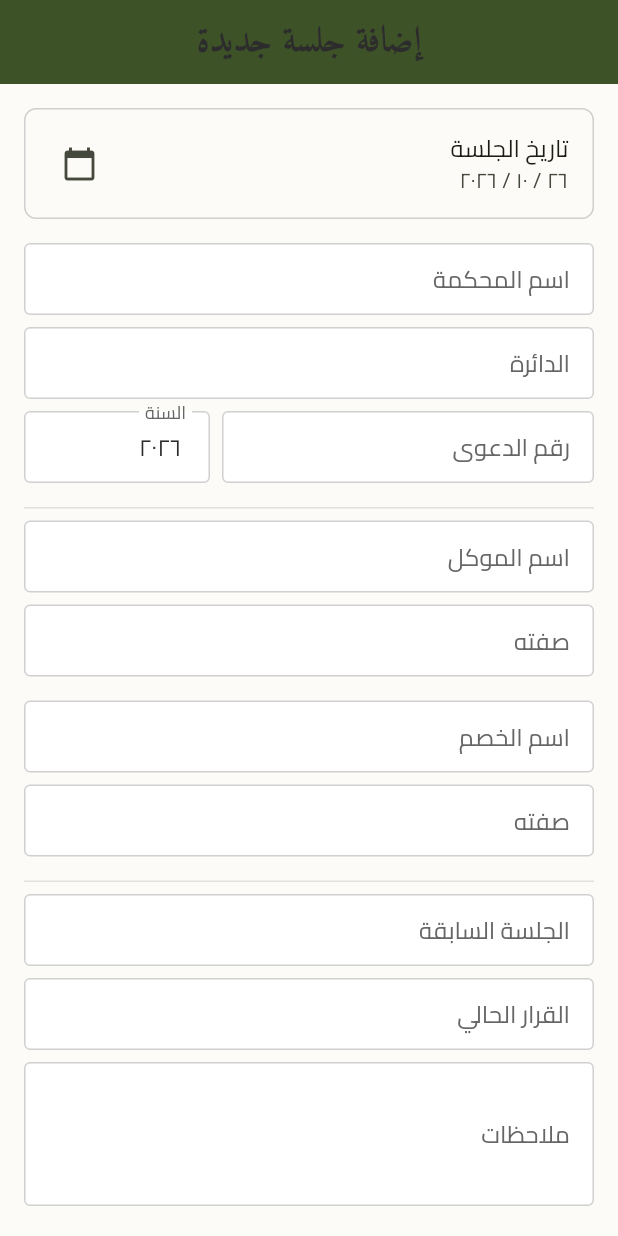
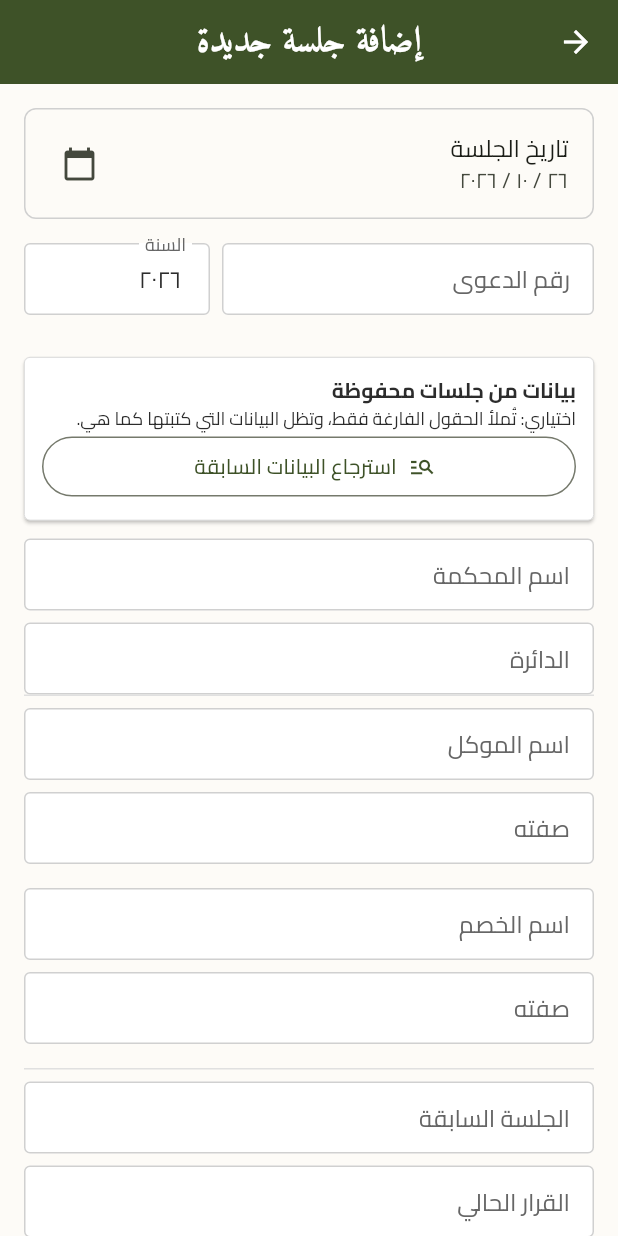
Before and after one commit to matef-hub/agenda, a Flutter app: the screen it shows after launch, after a tap on "إضافة جلسة", on a phone screen of 412 x 824 dp. Run offline on Flutter 3.47's test engine with Material 3 defaults, Android fonts, the phone set to English and light mode, and no system bars; our stand-ins replace file_picker, flutter_secure_storage, pdf, sqflite, sqflite_common_ffi, sqflite_common_ffi_web; missing offline and left inert: cryptography; accounts and stored records are empty.

Commit message:
Add previous hearing lookup and streamline navigation
Improves the session creation workflow by allowing users to retrieve and auto-fill details from previous matching hearings based on case number and year without overwriting existing entries.

Restructures primary navigation to focus on main operational records, moving personal data into the settings menu alongside app protection and backup tools.

```diff
--- a/lib/features/daily_schedule/presentation/screens/add_edit_session_screen.dart
+++ b/lib/features/daily_schedule/presentation/screens/add_edit_session_screen.dart
@@ -11,15 +11,18 @@ import 'package:provider/provider.dart';
 import '../../../../core/theme/app_colors.dart';
 import '../../data/models/session_model.dart';
 import '../providers/session_provider.dart';
+import '../widgets/previous_hearing_lookup.dart';
 
 class AddEditSessionScreen extends StatefulWidget {
   final Session? session; // إذا كانت null، فهي إضافة جديدة
   final DateTime initialDate;
+  final SessionRepository? repository;
 
   const AddEditSessionScreen({
     super.key,
     this.session,
     required this.initialDate,
+    this.repository,
   });
 
   @override
@@ -44,6 +47,24 @@ class _AddEditSessionScreenState extends State<AddEditSessionScreen> {
 
   late DateTime _selectedDate;
   bool _isSaving = false;
+  late final _repository = widget.repository ?? SessionRepository();
+
+  void _lookupKeyChanged() {
+    if (mounted) setState(() {});
+  }
+
+  void _usePreviousDetails(Session source) {
+    for (final (controller, value) in [
+      (_courtController, source.courtName),
+      (_circuitController, source.circuit),
+      (_clientNameController, source.clientName),
+      (_opponentNameController, source.opponentName),
+    ]) {
+      if (controller.text.trim().isEmpty) {
+        controller.text = ArabicFormat.digits(value);
+      }
+    }
+  }
 
   @override
   void initState() {
@@ -93,10 +114,16 @@ class _AddEditSessionScreenState extends State<AddEditSessionScreen> {
     ]) {
       controller.text = ArabicFormat.digits(controller.text);
     }
+    if (widget.session == null) {
+      _caseNumberController.addListener(_lookupKeyChanged);
+      _caseYearController.addListener(_lookupKeyChanged);
+    }
   }
 
   @override
   void dispose() {
+    _caseNumberController.removeListener(_lookupKeyChanged);
+    _caseYearController.removeListener(_lookupKeyChanged);
     _courtController.dispose();
     _circuitController.dispose();
     _caseNumberController.dispose();
@@ -275,6 +302,9 @@ class _AddEditSessionScreenState extends State<AddEditSessionScreen> {
           ),
           backgroundColor: AppColors.primaryOlive,
           foregroundColor: Colors.white,
+          titleTextStyle: Theme.of(context).appBarTheme.titleTextStyle
+              ?.copyWith(color: Colors.white),
+          iconTheme: const IconThemeData(color: Colors.white),
         ),
         body: Form(
           key: _formKey,
@@ -283,10 +313,11 @@ class _AddEditSessionScreenState extends State<AddEditSessionScreen> {
             children: [
               // اختيار التاريخ
               ListTile(
+                key: const ValueKey('hearing-date'),
                 title: const ArabicText('تاريخ الجلسة'),
                 subtitle: ArabicText(ArabicFormat.date(_selectedDate)),
                 trailing: const Icon(Icons.calendar_today),
-                onTap: () => _selectDate(context),
+                onTap: _isSaving ? null : () => _selectDate(context),
                 shape: RoundedRectangleBorder(
                   borderRadius: BorderRadius.circular(8),
                   side: BorderSide(color: AppColors.tableBorder),
@@ -295,18 +326,6 @@ class _AddEditSessionScreenState extends State<AddEditSessionScreen> {
               const SizedBox(height: 16),
 
               // حقول الإدخال
-              _buildRequiredField(
-                _courtController,
-                'اسم المحكمة',
-                'مثال: محكمة القاهرة الجديدة',
-              ),
-              const SizedBox(height: 8),
-              _buildRequiredField(
-                _circuitController,
-                'الدائرة',
-                'مثال: الدائرة 5 مدني',
-              ),
-              const SizedBox(height: 8),
               Row(
                 children: [
                   Expanded(
@@ -322,6 +341,26 @@ class _AddEditSessionScreenState extends State<AddEditSessionScreen> {
                 ],
               ),
               const SizedBox(height: 16),
+              if (widget.session == null)
+                PreviousHearingLookup(
+                  number: _caseNumberController.text,
+                  year: _caseYearController.text,
+                  date: _selectedDate,
+                  repository: _repository,
+                  onUse: _usePreviousDetails,
+                  enabled: !_isSaving,
+                ),
+              _buildRequiredField(
+                _courtController,
+                'اسم المحكمة',
+                'مثال: محكمة القاهرة الجديدة',
+              ),
+              const SizedBox(height: 8),
+              _buildRequiredField(
+                _circuitController,
+                'الدائرة',
+                'مثال: الدائرة 5 مدني',
+              ),
               const Divider(),
               const SizedBox(height: 8),
 
--- a/lib/features/daily_schedule/presentation/screens/daily_schedule_screen.dart
+++ b/lib/features/daily_schedule/presentation/screens/daily_schedule_screen.dart
@@ -200,7 +200,7 @@ class _DailyScheduleScreenState extends State<DailyScheduleScreen> {
                         ),
 
                         ArabicText(
-                          'جدول الجلسات اليومية',
+                          'الجلسات اليومية',
 
                           style: TextStyle(
                             fontFamily: 'Amiri',
--- /dev/null
+++ b/lib/features/daily_schedule/presentation/widgets/previous_hearing_lookup.dart
@@ -0,0 +1,224 @@
+import 'package:flutter/material.dart';
+
+import '../../../../core/utils/arabic_format.dart';
+import '../../../../core/widgets/arabic_text.dart';
+import '../../data/models/hearing_suggestion.dart';
+import '../../data/models/session_model.dart';
+import '../../data/repositories/session_repository.dart';
+
+class PreviousHearingLookup extends StatefulWidget {
+  final String number, year;
+  final DateTime date;
+  final SessionRepository repository;
+  final ValueChanged<Session> onUse;
+  final bool enabled;
+
+  const PreviousHearingLookup({
+    super.key,
+    required this.number,
+    required this.year,
+    required this.date,
+    required this.repository,
+    required this.onUse,
+    this.enabled = true,
+  });
+
+  @override
+  State<PreviousHearingLookup> createState() => _PreviousHearingLookupState();
+}
+
+class _PreviousHearingLookupState extends State<PreviousHearingLookup>
+    with AutomaticKeepAliveClientMixin {
+  @override
+  bool get wantKeepAlive => true;
+  List<HearingSuggestion> _suggestions = [];
+  HearingSuggestion? _selected;
+  bool _loading = false, _searched = false;
+  String? _error;
+  int _request = 0;
+
+  String _normalized(String value) => ArabicFormat.normalize(value).trim();
+
+  @override
+  void didUpdateWidget(covariant PreviousHearingLookup oldWidget) {
+    super.didUpdateWidget(oldWidget);
+    if (_normalized(widget.number) != _normalized(oldWidget.number) ||
+        _normalized(widget.year) != _normalized(oldWidget.year) ||
+        widget.repository != oldWidget.repository) {
+      _clear();
+    }
+  }
+
+  void _clear() {
+    _request++;
+    _suggestions = [];
+    _selected = null;
+    _loading = false;
+    _searched = false;
+    _error = null;
+  }
+
+  Future<void> _lookup() async {
+    final number = widget.number;
+    final year = widget.year;
+    final parsedYear = int.tryParse(_normalized(year));
+    if (_normalized(number).isEmpty ||
+        parsedYear == null ||
+        parsedYear < 1800 ||
+        parsedYear > 2200) {
+      setState(() => _error = 'أدخل رقم الدعوى وسنة صحيحة لاسترجاع البيانات.');
+      return;
+    }
+    final request = ++_request;
+    setState(() {
+      _loading = true;
+      _searched = true;
+      _selected = null;
+      _suggestions = [];
+      _error = null;
+    });
+    try {
+      final result = await widget.repository.findPreviousHearings(number, year);
+      if (!mounted ||
+          request != _request ||
+          _normalized(widget.number) != _normalized(number) ||
+          _normalized(widget.year) != _normalized(year)) {
+        return;
+      }
+      setState(() => _suggestions = result);
+    } catch (_) {
+      if (!mounted || request != _request) return;
+      setState(
+        () => _error = 'تعذر استرجاع البيانات السابقة. يمكنك إعادة المحاولة أو الإدخال والحفظ يدويًا.',
+      );
+    } finally {
+      if (mounted && request == _request) setState(() => _loading = false);
+    }
+  }
+
+  Widget _details(Session hearing) => Column(
+    crossAxisAlignment: CrossAxisAlignment.start,
+    children: [
+      ArabicText('رقم ${hearing.caseNumber} لسنة ${hearing.caseYear}'),
+      ArabicText('المحكمة: ${hearing.courtName} — الدائرة: ${hearing.circuit}'),
+      ArabicText('الموكل: ${hearing.clientName}'),
+      ArabicText('الخصم: ${hearing.opponentName}'),
+      ArabicText(
+        'تاريخ الجلسة المحفوظة: ${ArabicFormat.date(hearing.sessionDate)}',
+      ),
+    ],
+  );
+
+  @override
+  Widget build(BuildContext context) {
+    super.build(context);
+    final selected = _selected;
+    final decision = selected?.lastDecisionBefore(widget.date);
+    return Card(
+      margin: const EdgeInsets.symmetric(vertical: 12),
+      child: Padding(
+        padding: const EdgeInsets.all(12),
+        child: Column(
+          crossAxisAlignment: CrossAxisAlignment.stretch,
+          children: [
+            ArabicText(
+              selected == null
+                  ? 'بيانات من جلسات محفوظة'
+                  : 'مصدر البيانات المختار',
+              style: const TextStyle(fontWeight: FontWeight.bold),
+            ),
+            if (selected == null) ...[
+              const ArabicText(
+                'اختياري: تُملأ الحقول الفارغة فقط، وتظل البيانات التي كتبتها كما هي.',
+                style: TextStyle(fontSize: 12),
+              ),
+              OutlinedButton.icon(
+                key: const ValueKey('retrieve-hearing'),
+                onPressed: widget.enabled && !_loading ? _lookup : null,
+                icon: const Icon(Icons.manage_search),
+                label: const ArabicText('استرجاع البيانات السابقة'),
+              ),
+            ],
+            if (_loading) const LinearProgressIndicator(),
+            if (_error != null) ArabicText(_error!),
+            if (_searched &&
+                !_loading &&
+                _error == null &&
+                _suggestions.isEmpty)
+              const ArabicText(
+                'لا توجد جلسات محفوظة بنفس الرقم والسنة. يمكنك إدخال البيانات يدويًا.',
+              ),
+            if (selected == null && _suggestions.isNotEmpty) ...[
+              ArabicText(
+                _suggestions.length == 1
+                    ? 'بيانات مطابقة — اختر استخدامها أو أكمل يدويًا'
+                    : 'توجد ${_suggestions.length} نتائج مختلفة — اختر البيانات المناسبة',
+              ),
+              ConstrainedBox(
+                constraints: const BoxConstraints(maxHeight: 260),
+                child: ListView.separated(
+                  primary: false,
+                  shrinkWrap: true,
+                  itemCount: _suggestions.length,
+                  separatorBuilder: (_, index) => const Divider(),
+                  itemBuilder: (context, index) {
+                    final suggestion = _suggestions[index];
+                    return Column(
+                      crossAxisAlignment: CrossAxisAlignment.stretch,
+                      children: [
+                        _details(suggestion.latest),
+                        TextButton(
+                          key: ValueKey('use-hearing-${suggestion.latest.id}'),
+                          onPressed: widget.enabled
+                              ? () {
+                                  widget.onUse(suggestion.latest);
+                                  setState(() => _selected = suggestion);
+                                }
+                              : null,
+                          child: const ArabicText('استخدام هذه البيانات'),
+                        ),
+                      ],
+                    );
+                  },
+                ),
+              ),
+            ],
+            if (selected != null) ...[
+              const ArabicText(
+                'تم ملء الحقول الفارغة فقط؛ يمكنك تعديل البيانات.',
+                style: TextStyle(fontSize: 12),
+              ),
+              _details(selected.latest),
+              TextButton(
+                onPressed: widget.enabled
+                    ? () => setState(() => _selected = null)
+                    : null,
+                child: const ArabicText('عرض الاقتراحات مرة أخرى'),
+              ),
+              const Divider(),
+              const ArabicText(
+                'آخر قرار مسجل قبل تاريخ الجلسة الجديدة',
+                style: TextStyle(fontWeight: FontWeight.bold),
+              ),
+              if (decision == null)
+                const ArabicText('لا يوجد قرار سابق مسجل')
+              else ...[
+                ArabicText('بتاريخ ${ArabicFormat.date(decision.sessionDate)}'),
+                ArabicText(
+                  decision.decision,
+                  key: const ValueKey('previous-decision'),
+                ),
+              ],
+              const ArabicText('للاطلاع فقط — لا يُنسخ إلى حقل القرار الحالي.'),
+            ],
+            if (_suggestions.isNotEmpty)
+              TextButton(
+                onPressed: widget.enabled ? () => setState(_clear) : null,
+                child: const ArabicText('إخفاء الاقتراحات'),
+              ),
+          ],
+        ),
+      ),
+    );
+  }
+}
--- a/lib/features/powers_of_attorney/presentation/screens/powers_of_attorney_screen.dart
+++ b/lib/features/powers_of_attorney/presentation/screens/powers_of_attorney_screen.dart
@@ -7,7 +7,7 @@ class PowersOfAttorneyScreen extends StatelessWidget {
   @override
   Widget build(BuildContext context) => const RecordTableScreen(
     table: 'powers_of_attorney',
-    title: 'فهرس التوكيلات',
+    title: 'التوكيلات',
     singular: 'توكيل',
     empty: 'لا توجد توكيلات مسجلة',
     completion: false,
--- a/lib/main.dart
+++ b/lib/main.dart
@@ -15,7 +15,6 @@ import 'core/theme/app_theme.dart';
 import 'core/theme/app_colors.dart';
 import 'features/daily_schedule/presentation/providers/session_provider.dart';
 import 'features/daily_schedule/presentation/screens/daily_schedule_screen.dart';
-import 'features/personal_data/presentation/screens/personal_data_screen.dart';
 import 'features/powers_of_attorney/presentation/screens/powers_of_attorney_screen.dart';
 import 'features/bailiffs/presentation/screens/bailiffs_screen.dart';
 import 'features/admin_work/presentation/screens/admin_work_screen.dart';
@@ -84,15 +83,13 @@ class _JudicialAgendaShellState extends State<JudicialAgendaShell> {
 
   final List<String> _titles = [
     'الجلسات اليومية',
-    'البيانات الشخصية',
     'التوكيلات',
-    'المحضرين',
+    'أوراق المحضرين',
     'الأعمال الإدارية',
   ];
 
   final List<Widget> _screens = [
     const DailyScheduleScreen(),
-    const PersonalDataScreen(),
     const PowersOfAttorneyScreen(),
     const BailiffsScreen(),
     const AdminWorkScreen(),
@@ -156,9 +153,9 @@ class _JudicialAgendaShellState extends State<JudicialAgendaShell> {
         children: [
           Row(
             children: [
-              IconButton(
-                tooltip: 'الحماية والنسخ الاحتياطي',
+              TextButton.icon(
                 icon: const Icon(Icons.settings_outlined),
+                label: const ArabicText('الإعدادات'),
                 onPressed: () async {
                   await Navigator.push(
                     context,
@@ -167,8 +164,13 @@ class _JudicialAgendaShellState extends State<JudicialAgendaShell> {
                         onRestored: () {
                           if (!mounted) return;
                           context.read<SessionProvider>().loadSessions();
-                          if (_pageController.hasClients) _pageController.jumpToPage(0);
-                          setState(() { _dataGeneration++; _currentIndex = 0; });
+                          if (_pageController.hasClients) {
+                            _pageController.jumpToPage(0);
+                          }
+                          setState(() {
+                            _dataGeneration++;
+                            _currentIndex = 0;
+                          });
                         },
                       ),
                     ),
@@ -192,7 +194,7 @@ class _JudicialAgendaShellState extends State<JudicialAgendaShell> {
               // العنوان بخط أميري
               Expanded(
                 child: ArabicText(
-                  _titles[_currentIndex],
+                  'الأجندة القضائية',
                   style: const TextStyle(
                     fontFamily: 'Amiri',
                     fontSize: 28,
```
Also changed, not shown: lib/features/daily_schedule/data/models/hearing_suggestion.dart (added, +47 -0 lines), lib/features/daily_schedule/data/repositories/session_repository.dart (+35 -12 lines), lib/features/settings/presentation/screens/settings_screen.dart (+73 -16 lines), 4 other files.
